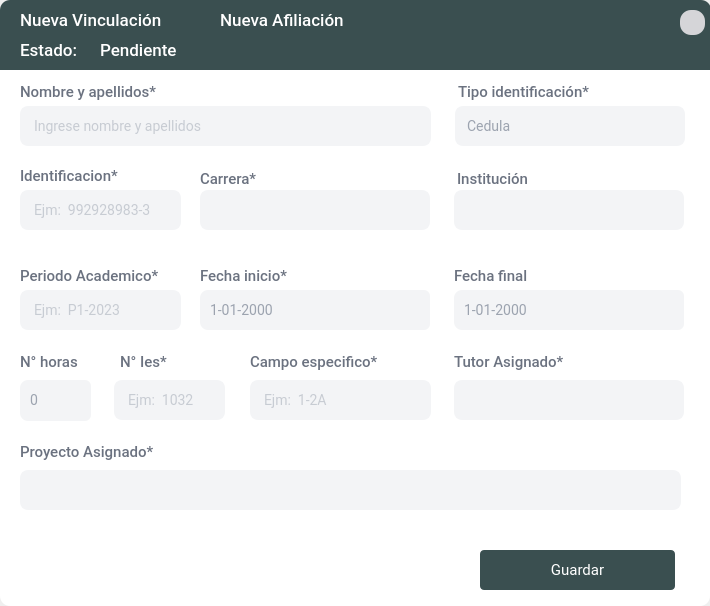
First picture: the form in App/source/ui_files/vinculacion_nuevo.ui, repository Bailon18/Vinculacion-desktop-python, before the edit.
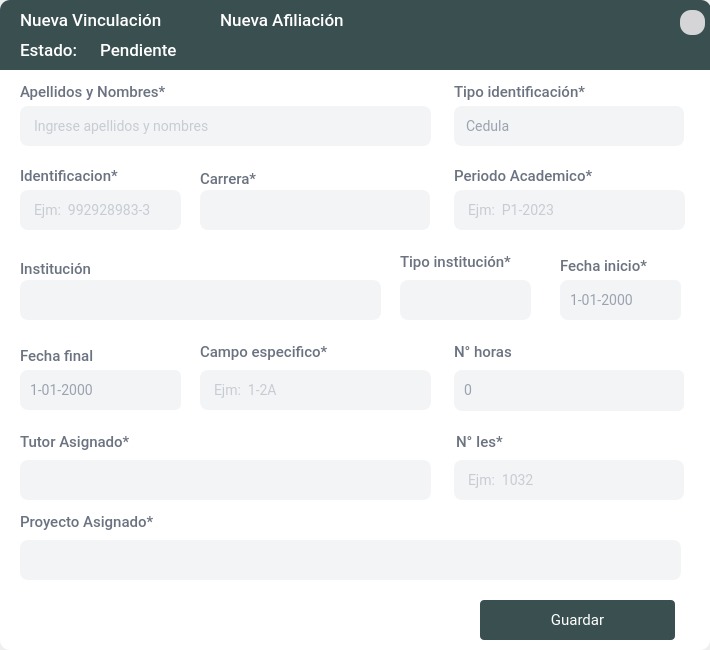
Second picture: the form after the edit. Icons and pictures are not drawn.

Diff of the .ui file:
```diff
--- a/App/source/ui_files/vinculacion_nuevo.ui
+++ b/App/source/ui_files/vinculacion_nuevo.ui
@@ -7,19 +7,19 @@
     <x>0</x>
     <y>0</y>
     <width>710</width>
-    <height>606</height>
+    <height>650</height>
    </rect>
   </property>
   <property name="minimumSize">
    <size>
     <width>600</width>
-    <height>600</height>
+    <height>650</height>
    </size>
   </property>
   <property name="maximumSize">
    <size>
     <width>710</width>
-    <height>606</height>
+    <height>650</height>
    </size>
   </property>
   <property name="windowTitle">
@@ -80,7 +80,7 @@
         <x>10</x>
         <y>70</y>
         <width>691</width>
-        <height>471</height>
+        <height>521</height>
        </rect>
       </property>
       <property name="minimumSize">
@@ -294,8 +294,8 @@
       <widget class="QLabel" name="lbl5">
        <property name="geometry">
         <rect>
-         <x>10</x>
-         <y>280</y>
+         <x>444</x>
+         <y>270</y>
          <width>101</width>
          <height>21</height>
         </rect>
@@ -335,7 +335,7 @@
         <set>Qt::AlignLeading|Qt::AlignLeft|Qt::AlignVCenter</set>
        </property>
        <property name="placeholderText">
-        <string>Ingrese nombre y apellidos</string>
+        <string>Ingrese apellidos y nombres</string>
        </property>
       </widget>
       <widget class="QLabel" name="lbl11">
@@ -351,7 +351,7 @@
         <string notr="true"/>
        </property>
        <property name="text">
-        <string>Nombre y apellidos*</string>
+        <string>Apellidos y Nombres*</string>
        </property>
        <property name="alignment">
         <set>Qt::AlignBottom|Qt::AlignLeading|Qt::AlignLeft</set>
@@ -395,8 +395,8 @@
       <widget class="QLabel" name="label_95">
        <property name="geometry">
         <rect>
-         <x>10</x>
-         <y>190</y>
+         <x>444</x>
+         <y>90</y>
          <width>161</width>
          <height>31</height>
         </rect>
@@ -408,9 +408,9 @@
       <widget class="QDateEdit" name="fecha_inicio">
        <property name="geometry">
         <rect>
-         <x>190</x>
-         <y>220</y>
-         <width>230</width>
+         <x>550</x>
+         <y>210</y>
+         <width>121</width>
          <height>40</height>
         </rect>
        </property>
@@ -430,7 +430,7 @@
       <widget class="QLabel" name="lbl9_2">
        <property name="geometry">
         <rect>
-         <x>448</x>
+         <x>444</x>
          <y>10</y>
          <width>131</width>
          <height>21</height>
@@ -492,9 +492,9 @@
        </property>
        <property name="geometry">
         <rect>
-         <x>10</x>
-         <y>220</y>
-         <width>161</width>
+         <x>444</x>
+         <y>120</y>
+         <width>231</width>
          <height>40</height>
         </rect>
        </property>
@@ -517,7 +517,7 @@
       <widget class="QComboBox" name="cbo_tipo_identificacion">
        <property name="geometry">
         <rect>
-         <x>445</x>
+         <x>444</x>
          <y>36</y>
          <width>230</width>
          <height>40</height>
@@ -561,9 +561,9 @@
       <widget class="QLabel" name="label_96">
        <property name="geometry">
         <rect>
-         <x>190</x>
-         <y>190</y>
-         <width>161</width>
+         <x>550</x>
+         <y>180</y>
+         <width>111</width>
          <height>31</height>
         </rect>
        </property>
@@ -574,9 +574,9 @@
       <widget class="QDateEdit" name="fecha_final">
        <property name="geometry">
         <rect>
-         <x>444</x>
-         <y>220</y>
-         <width>230</width>
+         <x>10</x>
+         <y>300</y>
+         <width>161</width>
          <height>40</height>
         </rect>
        </property>
@@ -596,8 +596,8 @@
       <widget class="QLabel" name="label_97">
        <property name="geometry">
         <rect>
-         <x>444</x>
-         <y>190</y>
+         <x>10</x>
+         <y>270</y>
          <width>161</width>
          <height>31</height>
         </rect>
@@ -612,9 +612,9 @@
        </property>
        <property name="geometry">
         <rect>
-         <x>10</x>
-         <y>310</y>
-         <width>71</width>
+         <x>444</x>
+         <y>300</y>
+         <width>230</width>
          <height>41</height>
         </rect>
        </property>
@@ -625,9 +625,9 @@
        </property>
        <property name="geometry">
         <rect>
-         <x>240</x>
-         <y>310</y>
-         <width>181</width>
+         <x>190</x>
+         <y>300</y>
+         <width>231</width>
          <height>40</height>
         </rect>
        </property>
@@ -650,8 +650,8 @@
       <widget class="QLabel" name="lbl9_5">
        <property name="geometry">
         <rect>
-         <x>240</x>
-         <y>280</y>
+         <x>190</x>
+         <y>270</y>
          <width>131</width>
          <height>21</height>
         </rect>
@@ -669,8 +669,8 @@
       <widget class="QLabel" name="lbl5_2">
        <property name="geometry">
         <rect>
-         <x>444</x>
-         <y>280</y>
+         <x>10</x>
+         <y>360</y>
          <width>151</width>
          <height>21</height>
         </rect>
@@ -688,9 +688,9 @@
       <widget class="QComboBox" name="cbo_tutor">
        <property name="geometry">
         <rect>
-         <x>444</x>
-         <y>310</y>
-         <width>230</width>
+         <x>10</x>
+         <y>390</y>
+         <width>411</width>
          <height>40</height>
         </rect>
        </property>
@@ -698,8 +698,8 @@
       <widget class="QLabel" name="lbl9_3">
        <property name="geometry">
         <rect>
-         <x>447</x>
-         <y>97</y>
+         <x>10</x>
+         <y>187</y>
          <width>101</width>
          <height>21</height>
         </rect>
@@ -717,9 +717,9 @@
       <widget class="QComboBox" name="cbo_institucion">
        <property name="geometry">
         <rect>
-         <x>444</x>
-         <y>120</y>
-         <width>230</width>
+         <x>10</x>
+         <y>210</y>
+         <width>361</width>
          <height>40</height>
         </rect>
        </property>
@@ -734,7 +734,7 @@
        <property name="geometry">
         <rect>
          <x>10</x>
-         <y>400</y>
+         <y>470</y>
          <width>661</width>
          <height>40</height>
         </rect>
@@ -768,7 +768,7 @@
        <property name="geometry">
         <rect>
          <x>10</x>
-         <y>370</y>
+         <y>440</y>
          <width>151</width>
          <height>21</height>
         </rect>
@@ -789,9 +789,9 @@
        </property>
        <property name="geometry">
         <rect>
-         <x>104</x>
-         <y>310</y>
-         <width>111</width>
+         <x>444</x>
+         <y>390</y>
+         <width>230</width>
          <height>40</height>
         </rect>
        </property>
@@ -814,8 +814,8 @@
       <widget class="QLabel" name="lbl5_4">
        <property name="geometry">
         <rect>
-         <x>110</x>
-         <y>280</y>
+         <x>446</x>
+         <y>360</y>
          <width>101</width>
          <height>21</height>
         </rect>
@@ -830,12 +830,59 @@
         <set>Qt::AlignBottom|Qt::AlignLeading|Qt::AlignLeft</set>
        </property>
       </widget>
+      <widget class="QLineEdit" name="line_tipoinstitucion">
+       <property name="enabled">
+        <bool>false</bool>
+       </property>
+       <property name="geometry">
+        <rect>
+         <x>390</x>
+         <y>210</y>
+         <width>131</width>
+         <height>40</height>
+        </rect>
+       </property>
+       <property name="styleSheet">
+        <string notr="true"/>
+       </property>
+       <property name="maxLength">
+        <number>30</number>
+       </property>
+       <property name="frame">
+        <bool>true</bool>
+       </property>
+       <property name="alignment">
+        <set>Qt::AlignLeading|Qt::AlignLeft|Qt::AlignVCenter</set>
+       </property>
+       <property name="placeholderText">
+        <string/>
+       </property>
+      </widget>
+      <widget class="QLabel" name="lbl9_6">
+       <property name="geometry">
+        <rect>
+         <x>390</x>
+         <y>180</y>
+         <width>131</width>
+         <height>21</height>
+        </rect>
+       </property>
+       <property name="styleSheet">
+        <string notr="true"/>
+       </property>
+       <property name="text">
+        <string>Tipo institución*</string>
+       </property>
+       <property name="alignment">
+        <set>Qt::AlignBottom|Qt::AlignLeading|Qt::AlignLeft</set>
+       </property>
+      </widget>
      </widget>
      <widget class="QPushButton" name="btn_guardar">
       <property name="geometry">
        <rect>
         <x>480</x>
-        <y>550</y>
+        <y>600</y>
         <width>195</width>
         <height>40</height>
        </rect>
```
Left out of the diff: 3 changed lines with no effect on the pictures.
